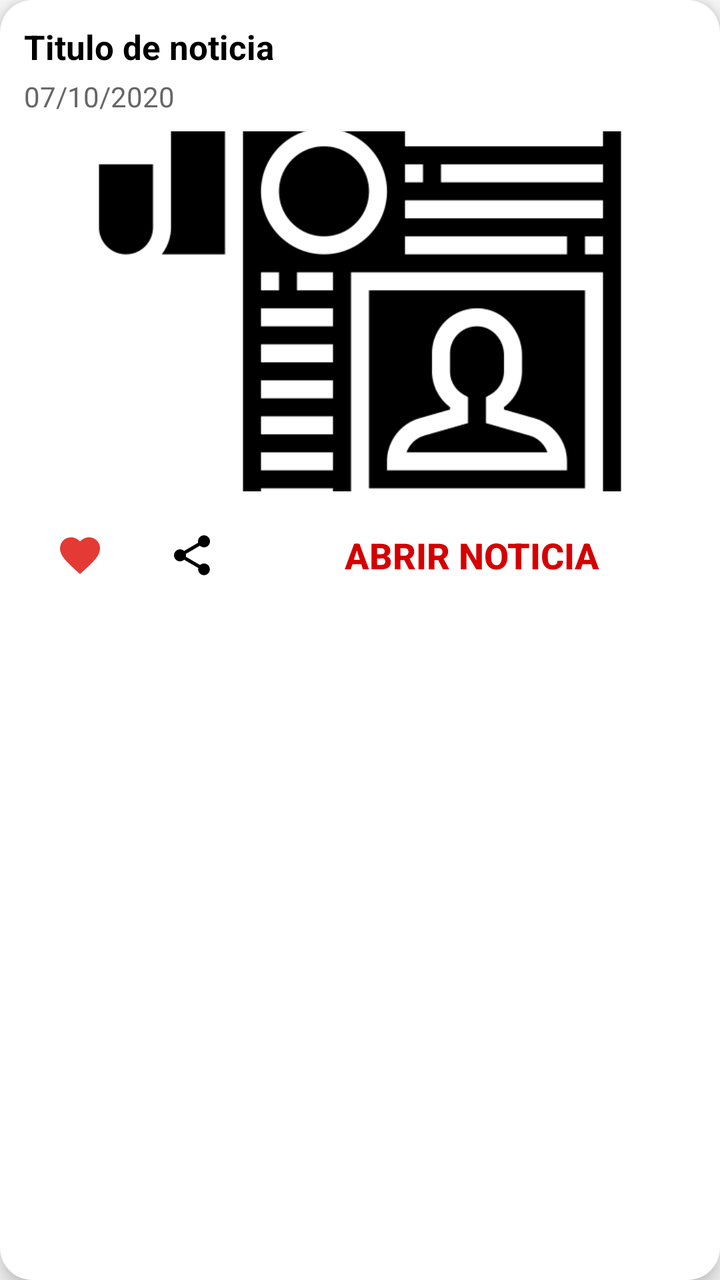
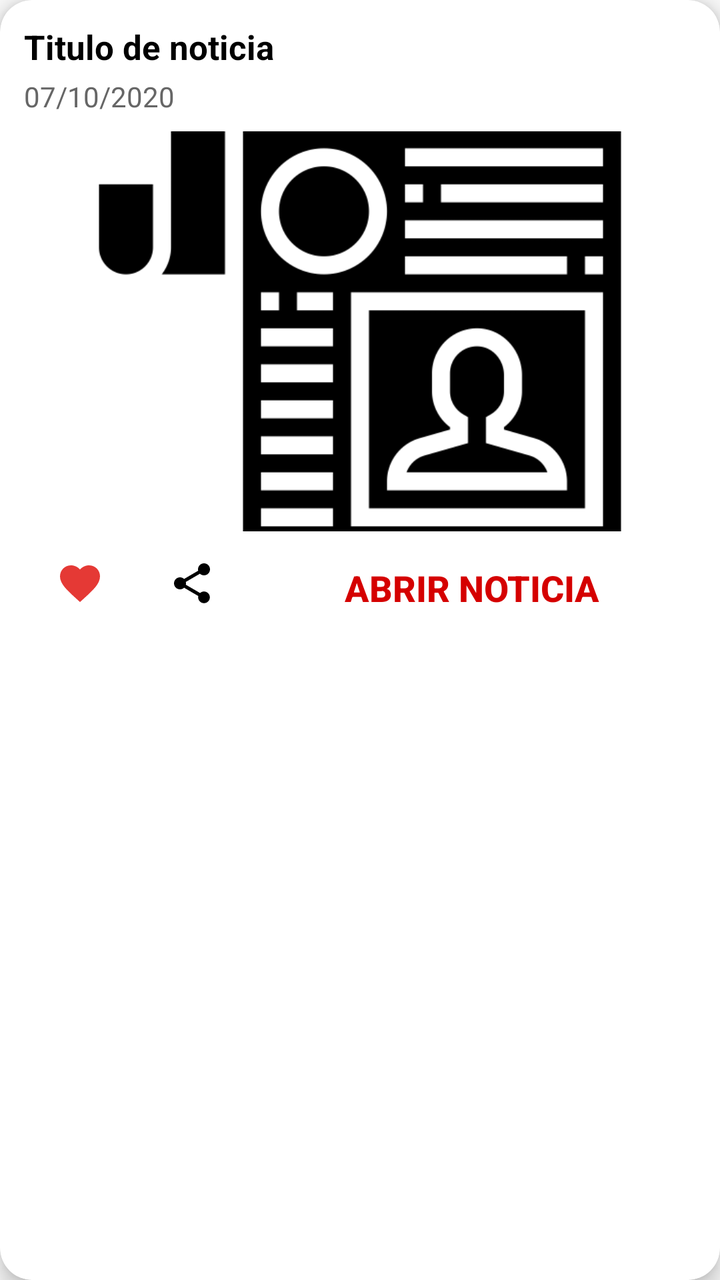

Two renders of the same Android screen: before a commit and after it. Below are the layout's source before the change and the commit's diff.
<!-- AndroidManifest.xml: application theme AppTheme -->
<!-- res/layout/fragment_noticias.xml -->
<?xml version="1.0" encoding="utf-8"?>
<androidx.cardview.widget.CardView xmlns:android="http://schemas.android.com/apk/res/android"
    xmlns:app="http://schemas.android.com/apk/res-auto"
    android:layout_width="match_parent"
    android:layout_height="wrap_content"
    xmlns:tools="http://schemas.android.com/tools"
    android:layout_margin="8dp"
    app:cardCornerRadius="16dp"
    app:cardElevation="6dp">

    <LinearLayout
        android:layout_width="match_parent"
        android:layout_height="wrap_content"
        android:orientation="vertical"
        android:padding="12dp">

        <TextView
            android:id="@+id/titulo"
            android:layout_width="match_parent"
            android:layout_height="wrap_content"
            android:maxLines="3"
            android:text="@string/titulo"
            android:textColor="@android:color/black"
            android:textSize="17sp"
            android:textStyle="bold" />

        <TextView
            android:id="@+id/fecha"
            android:layout_width="match_parent"
            android:layout_height="wrap_content"
            android:layout_marginTop="4dp"
            android:text="@string/fecha"
            android:textColor="#666666" />


        <ImageView
            android:id="@+id/imagen"
            android:layout_width="match_parent"
            android:layout_height="180dp"
            android:layout_marginTop="8dp"
            android:contentDescription="@string/nada"
            android:scaleType="centerCrop"
            android:src="@drawable/noticias" />


        <LinearLayout
            android:layout_width="match_parent"
            android:layout_height="wrap_content"
            android:layout_marginTop="4dp"
            android:gravity="center_vertical"
            android:orientation="horizontal">

            <ImageButton
                android:id="@+id/botonFavoritos"
                android:layout_width="?attr/actionBarSize"
                android:layout_height="?attr/actionBarSize"
                android:background="?attr/selectableItemBackgroundBorderless"
                android:contentDescription="@string/nada"
                android:tint="#E53935"
                app:srcCompat="@drawable/ic_favorites" />

            <ImageButton
                android:id="@+id/botonCompartir"
                android:layout_width="?attr/actionBarSize"
                android:layout_height="?attr/actionBarSize"
                android:background="?attr/selectableItemBackgroundBorderless"
                android:contentDescription="@string/nada"
                android:tint="#000000"
                app:srcCompat="@drawable/ic_share"
                tools:ignore="VectorDrawableCompat" />

            <androidx.appcompat.widget.AppCompatButton
                android:id="@+id/appcompatbutton"
                style="@style/Button.Accent.Borderless"
                android:layout_width="0dp"
                android:layout_height="wrap_content"
                android:layout_weight="1"
                android:gravity="center"
                android:text="Abrir noticia"
                android:textSize="18dp"
                android:textStyle="bold" />

        </LinearLayout>


    </LinearLayout>

</androidx.cardview.widget.CardView>
<!-- resources referenced by this layout -->
<resources>
  <!-- drawable ic_favorites (drawable) -->
  <vector xmlns:android="http://schemas.android.com/apk/res/android"
          android:width="24dp"
          android:height="24dp"
          android:viewportWidth="24.0"
          android:viewportHeight="24.0">
      <path
          android:fillColor="#FFFFFFFF"
          android:pathData="M12,21.35l-1.45,-1.32C5.4,15.36 2,12.28 2,8.5 2,5.42 4.42,3 7.5,3c1.74,0 3.41,0.81 4.5,2.09C13.09,3.81 14.76,3 16.5,3 19.58,3 22,5.42 22,8.5c0,3.78 -3.4,6.86 -8.55,11.54L12,21.35z"/>
  </vector>
  <!-- drawable ic_share (drawable) -->
  <vector xmlns:android="http://schemas.android.com/apk/res/android"
          android:width="24dp"
          android:height="24dp"
          android:viewportWidth="24.0"
          android:viewportHeight="24.0">
      <path
          android:fillColor="#FFFFFF"
          android:pathData="M18,16.08c-0.76,0 -1.44,0.3 -1.96,0.77L8.91,12.7c0.05,-0.23 0.09,-0.46 0.09,-0.7s-0.04,-0.47 -0.09,-0.7l7.05,-4.11c0.54,0.5 1.25,0.81 2.04,0.81 1.66,0 3,-1.34 3,-3s-1.34,-3 -3,-3 -3,1.34 -3,3c0,0.24 0.04,0.47 0.09,0.7L8.04,9.81C7.5,9.31 6.79,9 6,9c-1.66,0 -3,1.34 -3,3s1.34,3 3,3c0.79,0 1.5,-0.31 2.04,-0.81l7.12,4.16c-0.05,0.21 -0.08,0.43 -0.08,0.65 0,1.61 1.31,2.92 2.92,2.92 1.61,0 2.92,-1.31 2.92,-2.92s-1.31,-2.92 -2.92,-2.92z"/>
  </vector>
  <!-- drawable noticias: png bitmap (drawable, 20308 bytes) -->
  <string name="fecha">07/10/2020</string>
  <string name="nada">nada</string>
  <string name="titulo">Titulo de noticia</string>
  <style name="Button.Accent.Borderless" parent="@style/Widget.AppCompat.Button.Borderless.Colored">
          <item name="android:textColor">@color/red_A700</item>
      </style>
  <style name="AppTheme" parent="Theme.MaterialComponents.Light.DarkActionBar.Bridge">
          
          <item name="colorPrimary">@color/colorPrimary</item>
          <item name="colorPrimaryDark">@color/colorPrimaryDark</item>
          <item name="colorAccent">@color/colorAccent</item>
          <item name="windowActionBar">false</item>
          <item name="windowNoTitle">true</item>
      </style>
  <color name="red_A700">#D50000</color>
  <color name="colorPrimary">#1976D2</color>
  <color name="colorPrimaryDark">#1565C0</color>
  <color name="colorAccent">#FF4081</color>
</resources>

<!-- the commit's change to res/layout/fragment_noticias.xml (unified diff, before → after) -->
@@ -1,5 +1,6 @@
 <?xml version="1.0" encoding="utf-8"?>
-<androidx.cardview.widget.CardView xmlns:android="http://schemas.android.com/apk/res/android"
+<androidx.cardview.widget.CardView
+    xmlns:android="http://schemas.android.com/apk/res/android"
     xmlns:app="http://schemas.android.com/apk/res-auto"
     android:layout_width="match_parent"
     android:layout_height="wrap_content"
@@ -36,7 +37,7 @@
         <ImageView
             android:id="@+id/imagen"
             android:layout_width="match_parent"
-            android:layout_height="180dp"
+            android:layout_height="200dp"
             android:layout_marginTop="8dp"
             android:contentDescription="@string/nada"
             android:scaleType="centerCrop"
@@ -45,8 +46,8 @@
 
         <LinearLayout
             android:layout_width="match_parent"
-            android:layout_height="wrap_content"
-            android:layout_marginTop="4dp"
+            android:layout_height="40dp"
+            android:layout_marginTop="6dp"
             android:gravity="center_vertical"
             android:orientation="horizontal">
 
